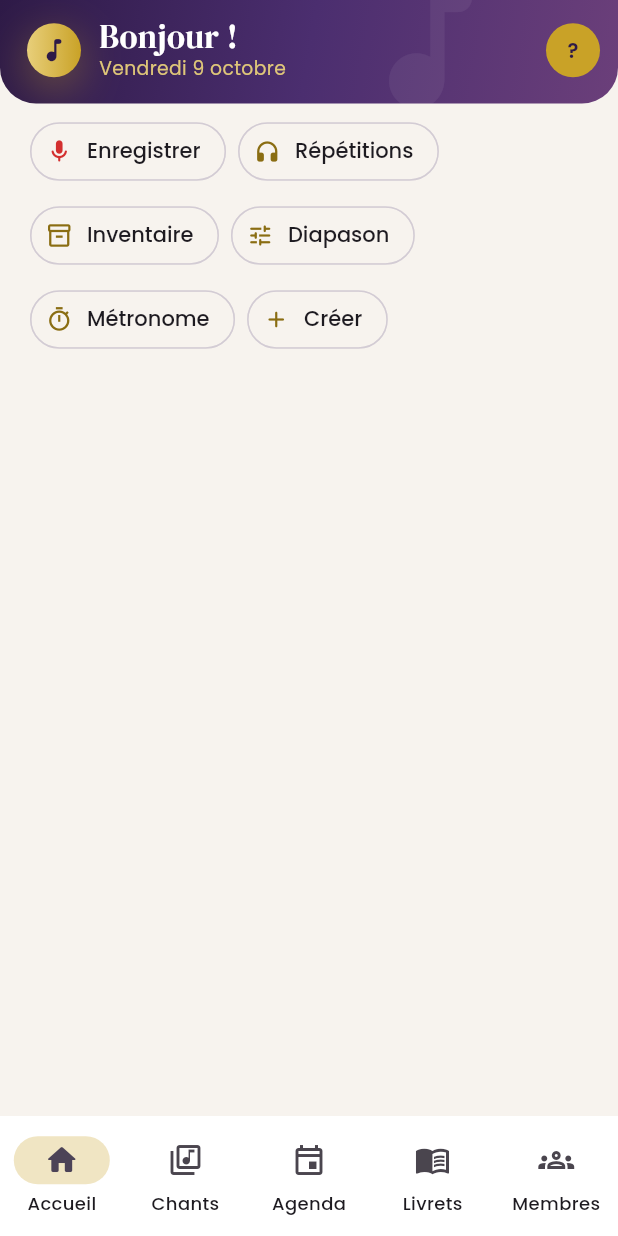
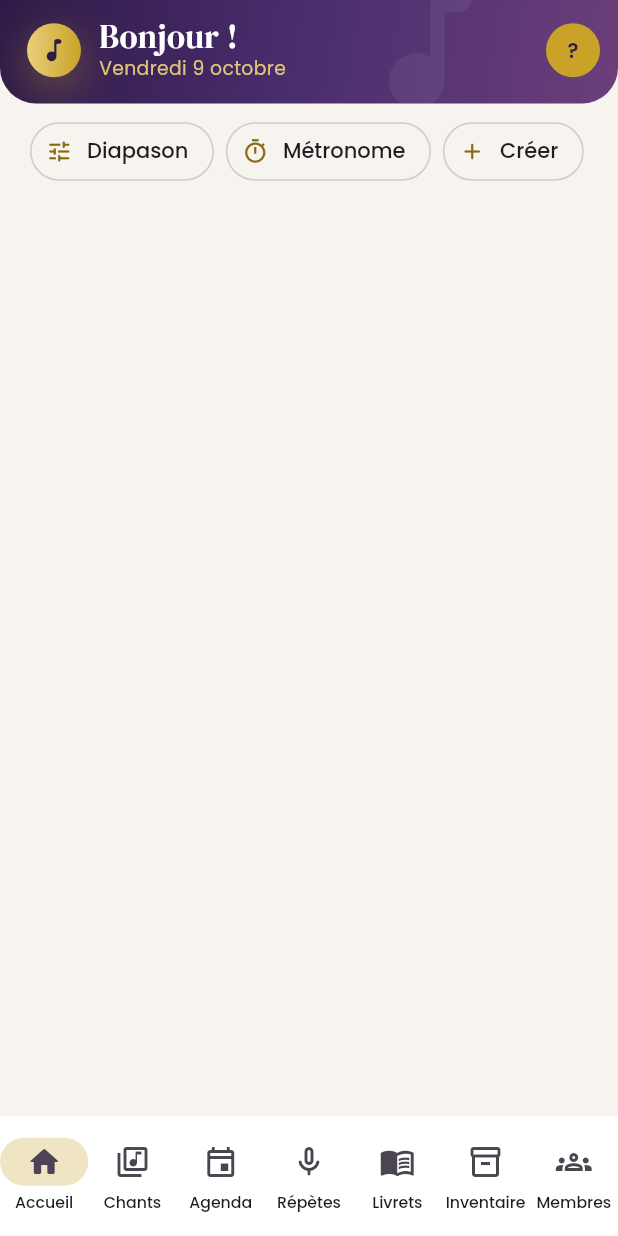
Before and after one commit to faazik11/appli-gdc, a Flutter app: the HomeScreen screen opened directly with empty values, on a phone screen of 412 x 824 dp. Run offline on Flutter 3.47's test engine with Material 3 defaults, Android fonts, the phone set to English and light mode, and no system bars; our stand-ins replace file_picker, just_audio, supabase_flutter, wakelock_plus, youtube_player_iframe; missing offline and left inert: dart:js_interop, syncfusion_flutter_pdf, syncfusion_flutter_pdfviewer; accounts and stored records are empty; network calls fail.

Commit message:
Répètes et Inventaire deviennent des onglets de la barre du bas
L'enregistrement se lance depuis le bouton rouge de l'onglet Répètes.

Co-Authored-By: Claude Opus 5.5 (1M context) <noreply@anthropic.com>
Claude-Session: https://claude.ai/code/session_01BzrsAERg9UiCPzLKpHdmy3

```diff
--- a/lib/screens/home_screen.dart
+++ b/lib/screens/home_screen.dart
@@ -43,7 +43,7 @@ Future<LibraryData> _loadFromSupabase() async {
   return LibraryData(r[0] as List<Category>, r[1] as List<Song>, r[2] as List<Booklet>);
 }
 
-enum _Tab { home, songs, agenda, booklets, members }
+enum _Tab { home, songs, agenda, recordings, booklets, inventory, members }
 
 class HomeScreen extends StatefulWidget {
   final Profile profile;
@@ -107,7 +107,15 @@ class _HomeScreenState extends State<HomeScreen> {
   bool get _canEdit => widget.profile.isEditor;
   List<Category> get _songCategories => _data.categories.where((c) => !c.isBooklets).toList();
   Category? _categoryOf(Song s) => _data.categories.where((c) => c.id == s.categoryId).firstOrNull;
-  List<_Tab> get _tabs => [_Tab.home, _Tab.songs, _Tab.agenda, _Tab.booklets, if (widget.profile.isAdmin) _Tab.members];
+  List<_Tab> get _tabs => [
+        _Tab.home,
+        _Tab.songs,
+        _Tab.agenda,
+        _Tab.recordings,
+        _Tab.booklets,
+        _Tab.inventory,
+        if (widget.profile.isAdmin) _Tab.members,
+      ];
 
   // ---------- Navigation vers les autres écrans ----------
 
@@ -135,12 +143,6 @@ class _HomeScreenState extends State<HomeScreen> {
     ));
     if (saved == true) _load();
   }
-
-  void _openRecordings({bool record = false}) => Navigator.of(context).push(MaterialPageRoute(
-      builder: (_) => RecordingsScreen(backend: _work, agenda: _agenda, canEdit: _canEdit, startRecording: record)));
-
-  void _openInventory() => Navigator.of(context)
-      .push(MaterialPageRoute(builder: (_) => InventoryScreen(backend: _work, canEdit: _canEdit)));
 
   void _openTools(int tab) =>
       Navigator.of(context).push(MaterialPageRoute(builder: (_) => ToolsScreen(initialTab: tab)));
@@ -298,6 +300,8 @@ class _HomeScreenState extends State<HomeScreen> {
                 _Tab.songs => _songsTab(),
                 _Tab.agenda => AgendaPanel(profile: widget.profile, backend: _agenda, links: _links),
                 _Tab.booklets => _bookletsTab(wide),
+                _Tab.recordings => RecordingsScreen(backend: _work, agenda: _agenda, canEdit: _canEdit),
+                _Tab.inventory => InventoryScreen(backend: _work, canEdit: _canEdit),
                 _Tab.members => widget.membersPanel ?? const MembersPanel(),
               };
 
@@ -308,6 +312,8 @@ class _HomeScreenState extends State<HomeScreen> {
           _Tab.songs => (Icons.library_music_outlined, Icons.library_music_rounded, 'Chants'),
           _Tab.agenda => (Icons.event_outlined, Icons.event_rounded, 'Agenda'),
           _Tab.booklets => (Icons.menu_book_outlined, Icons.menu_book_rounded, 'Livrets'),
+          _Tab.recordings => (Icons.mic_none_rounded, Icons.mic_rounded, 'Répètes'),
+          _Tab.inventory => (Icons.inventory_2_outlined, Icons.inventory_2_rounded, 'Inventaire'),
           _Tab.members => (Icons.groups_outlined, Icons.groups_rounded, 'Membres'),
         },
     ];
@@ -367,16 +373,25 @@ class _HomeScreenState extends State<HomeScreen> {
         ]),
       );
     }
+    // Beaucoup d'onglets : noms en plus petit pour qu'ils tiennent tous.
+    final small = destinations.length > 5;
     return Scaffold(
       floatingActionButton: fab,
       body: SafeArea(bottom: false, child: page),
-      bottomNavigationBar: NavigationBar(
+      bottomNavigationBar: NavigationBarTheme(
+        data: NavigationBarTheme.of(context).copyWith(
+          labelTextStyle: small
+              ? WidgetStatePropertyAll(Theme.of(context).textTheme.labelSmall?.copyWith(fontSize: 10.5, letterSpacing: 0))
+              : null,
+        ),
+        child: NavigationBar(
           selectedIndex: index,
           onDestinationSelected: select,
           destinations: [
             for (final d in destinations)
               NavigationDestination(icon: Icon(d.$1), selectedIcon: Icon(d.$2), label: d.$3),
           ],
+        ),
       ),
     );
   }
@@ -486,17 +501,14 @@ class _HomeScreenState extends State<HomeScreen> {
   /// Raccourcis compacts : outils pour tous, créations du chef de chœur regroupées dans « Créer ».
   Widget _shortcuts() {
     final tint = Theme.of(context).colorScheme.tertiary;
-    Widget chip(IconData icon, String label, VoidCallback onTap, {Color? color}) => ActionChip(
-          avatar: Icon(icon, size: 18, color: color ?? tint),
+    Widget chip(IconData icon, String label, VoidCallback onTap) => ActionChip(
+          avatar: Icon(icon, size: 18, color: tint),
           label: Text(label),
           onPressed: onTap,
         );
     return Padding(
       padding: const EdgeInsets.fromLTRB(20, 8, 20, 0),
       child: Wrap(spacing: 8, runSpacing: 8, children: [
-        if (_canEdit) chip(Icons.mic_rounded, 'Enregistrer', () => _openRecordings(record: true), color: const Color(0xFFD32F2F)),
-        chip(Icons.headphones_rounded, 'Répétitions', _openRecordings),
-        chip(Icons.inventory_2_outlined, 'Inventaire', _openInventory),
         chip(Icons.tune_rounded, 'Diapason', () => _openTools(0)),
         chip(Icons.timer_outlined, 'Métronome', () => _openTools(1)),
         if (_canEdit)
--- a/tool/demo_main.dart
+++ b/tool/demo_main.dart
@@ -77,7 +77,7 @@ Future<void> main() async {
   await initializeDateFormatting('fr_FR');
   final q = Uri.base.queryParameters;
   final screen = q['screen'] ?? 'home';
-  final tab = const {'home': 0, 'songs': 1, 'agenda': 2, 'booklets': 3, 'members': 4}[screen] ?? 0;
+  final tab = const {'home': 0, 'songs': 1, 'agenda': 2, 'repetes': 3, 'booklets': 4, 'materiel': 5, 'members': 6}[screen] ?? 0;
   runApp(MaterialApp(
     debugShowCheckedModeBanner: false,
     locale: const Locale('fr', 'FR'),
```
Lines whose indentation alone changed are shown as unchanged.
